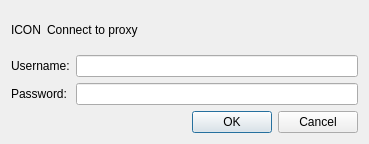
Old version of the form src/proxy.ui in the repository KDE/rekonq.
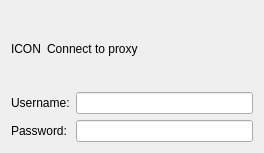
New version of the form.

Commit message: Ported Authentication Ui to Kdialog shining.. ;)

```diff
--- a/src/proxy.ui
+++ b/src/proxy.ui
@@ -1,12 +1,13 @@
-<ui version="4.0" >
- <class>ProxyDialog</class>
- <widget class="QDialog" name="ProxyDialog" >
-  <property name="geometry" >
+<?xml version="1.0" encoding="UTF-8"?>
+<ui version="4.0">
+ <class>proxyWidget</class>
+ <widget class="QWidget" name="proxyWidget">
+  <property name="geometry">
    <rect>
     <x>0</x>
     <y>0</y>
-    <width>369</width>
-    <height>144</height>
+    <width>264</width>
+    <height>153</height>
    </rect>
   </property>
   <property name="windowTitle" >
@@ -54,16 +55,6 @@
      </property>
     </widget>
    </item>
-   <item row="3" column="0" colspan="3" >
-    <widget class="QDialogButtonBox" name="buttonBox" >
-     <property name="orientation" >
-      <enum>Qt::Horizontal</enum>
-     </property>
-     <property name="standardButtons" >
-      <set>QDialogButtonBox::Cancel|QDialogButtonBox::Ok</set>
-     </property>
-    </widget>
-   </item>
   </layout>
  </widget>
  <resources/>
```
Left out of the diff: 77 changed lines with no effect on the pictures. The commit also changes 5 other files.
